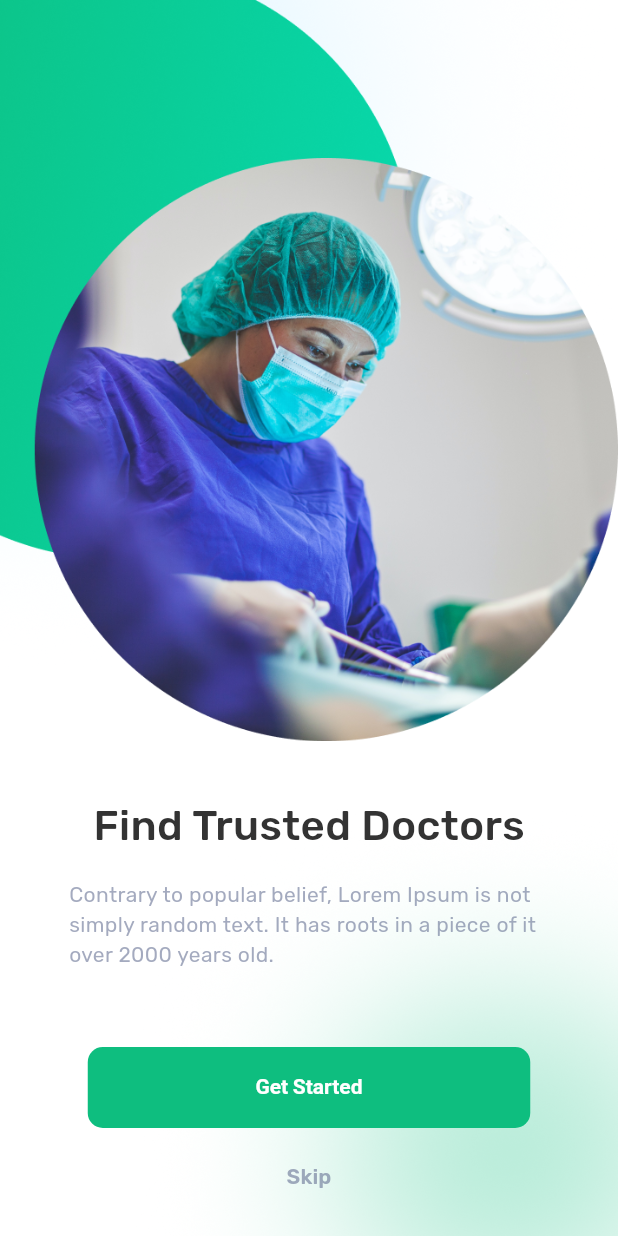
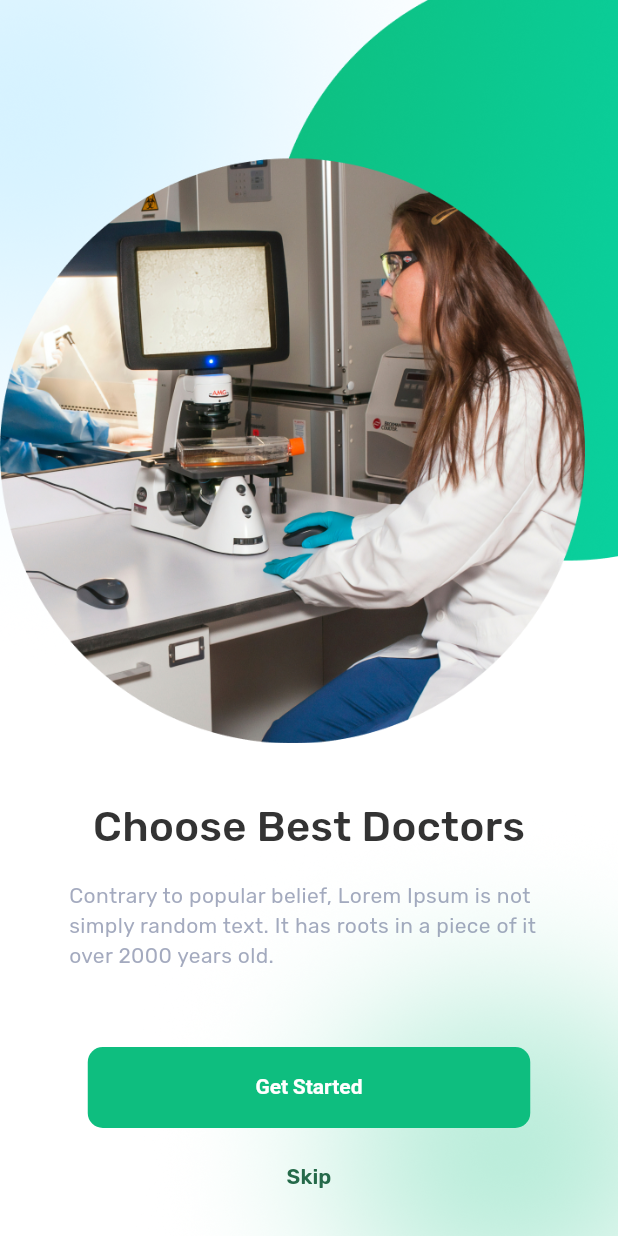
Before and after one commit to MedoAlshafei/doctor_hunt, a Flutter app: the screen it shows after launch, swiped to page 2, on a phone screen of 412 x 824 dp. Run offline on Flutter 3.47's test engine with Material 3 defaults, Android fonts, the phone set to English and light mode, and no system bars; our stand-ins replace google_fonts.

```diff
--- /dev/null
+++ b/lib/features/onboarding/model/custom_page_view_builder.dart
@@ -0,0 +1,48 @@
+import 'package:doctor_hunt/core/constants/app_colors.dart';
+import 'package:flutter/material.dart';
+import 'package:google_fonts/google_fonts.dart';
+
+class CustomPageViewBuilder extends StatelessWidget {
+  const CustomPageViewBuilder({
+    super.key,
+    required this.image,
+    required this.title,
+    required this.bodyContent,
+  });
+
+  static String id = "CustomPageViewBuilder";
+  final String image;
+  final String title;
+  final String bodyContent;
+
+  @override
+  Widget build(BuildContext context) {
+    return Column(
+      children: [
+        Image.asset(image, fit: BoxFit.fill),
+        const Spacer(),
+        Text(
+          title,
+          style: GoogleFonts.rubik(
+            color: AppColors.black,
+            fontSize: 28,
+            fontWeight: FontWeight.w500,
+          ),
+        ),
+        const SizedBox(height: 16),
+        Padding(
+          padding: const EdgeInsets.symmetric(horizontal: 46),
+          child: Text(
+            bodyContent,
+            style: GoogleFonts.rubik(
+              color: AppColors.grey,
+              fontSize: 14,
+              fontWeight: FontWeight.w400,
+            ),
+          ),
+        ),
+        const Spacer(),
+      ],
+    );
+  }
+}
--- a/lib/features/onboarding/presentation/onboarding_view.dart
+++ b/lib/features/onboarding/presentation/onboarding_view.dart
@@ -1,50 +1,24 @@
-import 'package:doctor_hunt/core/constants/app_colors.dart';
 import 'package:doctor_hunt/core/constants/app_image.dart';
 import 'package:doctor_hunt/core/constants/app_text.dart';
+import 'package:doctor_hunt/features/home/presentation/home_view.dart';
+import 'package:doctor_hunt/features/onboarding/model/custom_page_view_builder.dart';
 import 'package:flutter/material.dart';
-import 'package:google_fonts/google_fonts.dart';
 
-class OnboardingView extends StatelessWidget {
+class OnboardingView extends StatefulWidget {
   const OnboardingView({super.key});
 
   @override
-  Widget build(BuildContext context) {
-    return Scaffold(
-      body: Container(
-        child: PageView.builder(
-          itemBuilder: (context, index) => CustomPageViewBuilder(
-            image: AppImage.onBoardingImageOne,
-            title: AppText.onBoardingOnetitle,
-            bodyContent: AppText.onBoardingBodycontent,
-            onTap: () {},
-          ),
-        ),
-      ),
-    );
-  }
+  State<OnboardingView> createState() => _OnboardingViewState();
 }
 
-class CustomPageViewBuilder extends StatefulWidget {
-  const CustomPageViewBuilder({
-    super.key,
-    required this.image,
-    required this.title,
-    required this.bodyContent,
-    this.onTap,
-  });
-  static String id = "CustomPageViewBuilder";
-  final String image;
-  final String title;
-  final String bodyContent;
-  final void Function()? onTap;
+class _OnboardingViewState extends State<OnboardingView> {
+  final PageController _pageController = PageController(initialPage: 0);
 
   @override
-  State<CustomPageViewBuilder> createState() => _CustomPageViewBuilderState();
-}
-
-class _CustomPageViewBuilderState extends State<CustomPageViewBuilder> {
-  PageController pageController = PageController(initialPage: 0);
-  int currentIndex = 0;
+  void dispose() {
+    _pageController.dispose();
+    super.dispose();
+  }
 
   @override
   Widget build(BuildContext context) {
@@ -59,37 +33,33 @@ class _CustomPageViewBuilderState extends State<CustomPageViewBuilder> {
         child: Column(
           children: [
             Expanded(
-              child: PageView(
-                controller: pageController,
-                children: [
-                  Column(
-                    children: [
-                      Image.asset(widget.image, fit: BoxFit.fill),
-                      Spacer(),
-                      Text(
-                        widget.title,
-                        style: GoogleFonts.rubik(
-                          color: AppColors.black,
-                          fontSize: 28,
-                          fontWeight: FontWeight.w500,
-                        ),
-                      ),
-                      SizedBox(height: 16),
-                      Padding(
-                        padding: const EdgeInsets.symmetric(horizontal: 46),
-                        child: Text(
-                          widget.bodyContent,
-                          style: GoogleFonts.rubik(
-                            color: AppColors.grey,
-                            fontSize: 14,
-                            fontWeight: FontWeight.w400,
-                          ),
-                        ),
-                      ),
-                      Spacer(),
-                    ],
-                  ),
-                ],
+              child: PageView.builder(
+                controller: _pageController,
+                itemCount: 3,
+                itemBuilder: (context, index) {
+                  switch (index) {
+                    case 0:
+                      return CustomPageViewBuilder(
+                        image: AppImage.onBoardingImageOne,
+                        title: AppText.onBoardingOnetitle,
+                        bodyContent: AppText.onBoardingBodycontent,
+                      );
+                    case 1:
+                      return CustomPageViewBuilder(
+                        image: AppImage.onBoardingImageTwo,
+                        title: AppText.onBoardingTwotitle,
+                        bodyContent: AppText.onBoardingBodycontent,
+                      );
+                    case 2:
+                      return CustomPageViewBuilder(
+                        image: AppImage.onBoardingImageThree,
+                        title: AppText.onBoardingThreetitle,
+                        bodyContent: AppText.onBoardingBodycontent,
+                      );
+                    default:
+                      return const SizedBox.shrink();
+                  }
+                },
               ),
             ),
             Padding(
@@ -99,22 +69,45 @@ class _CustomPageViewBuilderState extends State<CustomPageViewBuilder> {
                 crossAxisAlignment: CrossAxisAlignment.center,
                 children: [
                   ElevatedButton(
-                    onPressed: widget.onTap,
+                    onPressed: () {
+                      switch (_pageController.page) {
+                        case 0:
+                          _pageController.nextPage(
+                            duration: Duration(milliseconds: 300),
+                            curve: Curves.easeIn,
+                          );
+                        case 1:
+                          _pageController.nextPage(
+                            duration: Duration(milliseconds: 300),
+                            curve: Curves.easeIn,
+                          );
+                        case 2:
+                          Navigator.pushAndRemoveUntil(
+                            context,
+                            MaterialPageRoute(builder: (e) => HomeView()),
+                            (route) => false,
+                          );
+                      }
+                    },
                     style: ElevatedButton.styleFrom(
                       elevation: 0,
-                      minimumSize: Size(295, 54),
+                      minimumSize: const Size(295, 54),
                     ),
-                    child: Text(AppText.onBoardingButtonGetStarted),
+                    child: const Text(AppText.onBoardingButtonGetStarted),
                   ),
-                  SizedBox(height: 8),
+                  const SizedBox(height: 8),
                   TextButton(
-                    onPressed: () {},
-                    style: ButtonStyle(
-                      foregroundColor: WidgetStateProperty.all(AppColors.grey),
-                    ),
-                    child: Text("Skip"),
+                    onPressed: () {
+                      if (_pageController.hasClients) {
+                        _pageController.animateToPage(
+                          2,
+                          duration: const Duration(milliseconds: 400),
+                          curve: Curves.ease,
+                        );
+                      }
+                    },
+                    child: const Text("Skip"),
                   ),
-                  // Spacer(),
                 ],
               ),
             ),
```
